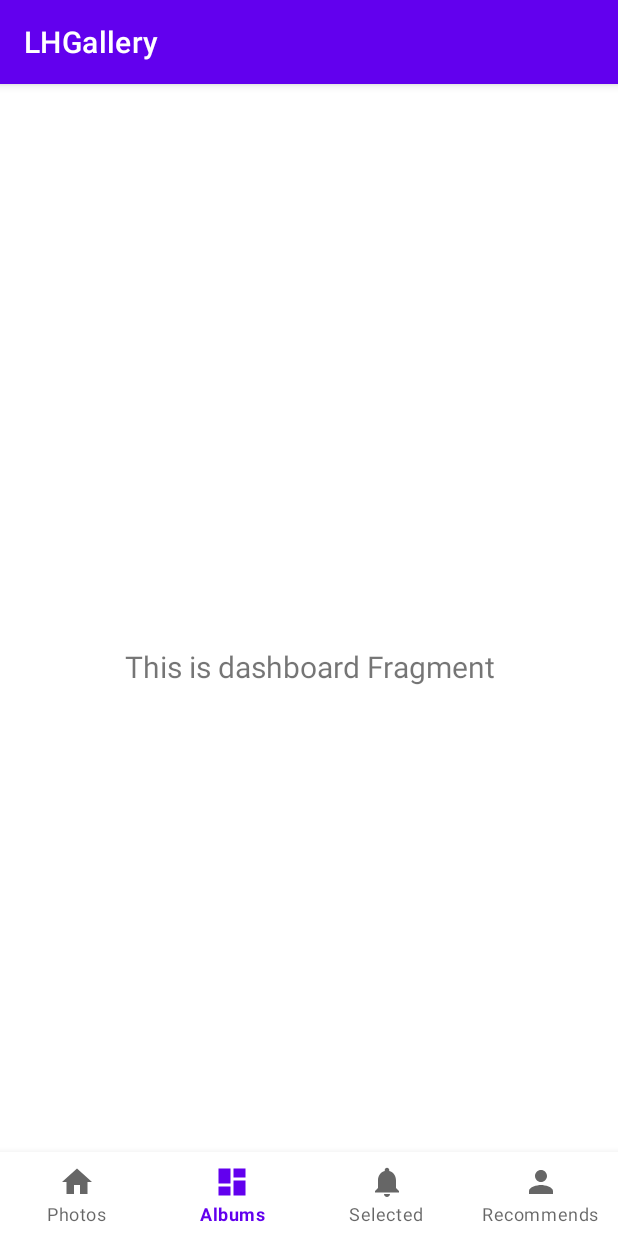
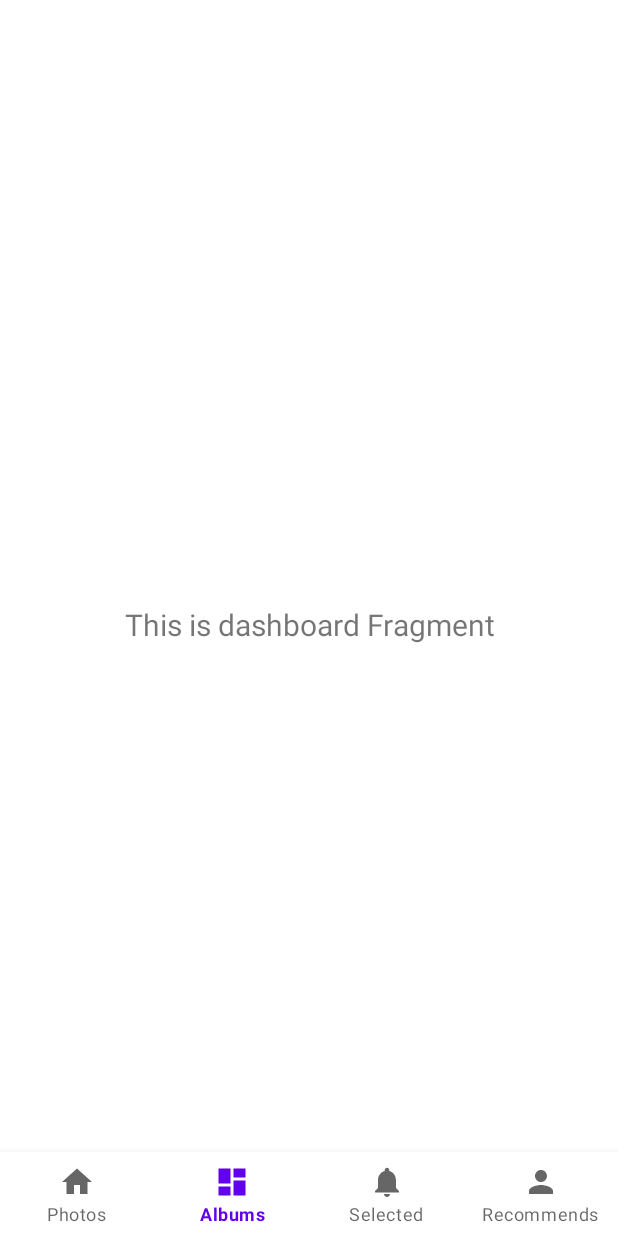
Before and after one commit to qiuzaiming/gallery, an Android app: the screen it shows after launch (MainActivity), item 2 of the bottom bar chosen, on a phone screen of 412 x 824 dp. Run offline under Robolectric (Android 15) with nearby library versions, the phone set to English and light mode, and no system bars; our stand-ins replace Dagger/Hilt's generated code, Timber.

Commit message:
remove actionBar and set statusbar color
Signed-off-by: qiuzaiming <qiuzaiming@yulong.com>

```diff
--- a/app/src/main/java/com/zaiming/android/lighthousegallery/ui/MainActivity.kt
+++ b/app/src/main/java/com/zaiming/android/lighthousegallery/ui/MainActivity.kt
@@ -1,8 +1,10 @@
 package com.zaiming.android.lighthousegallery.ui
 
+import android.graphics.Color
 import android.os.Bundle
 import androidx.activity.result.contract.ActivityResultContracts
 import androidx.appcompat.app.AppCompatActivity
+import androidx.core.view.ViewCompat
 import androidx.fragment.app.Fragment
 import androidx.lifecycle.ViewModelProvider
 import androidx.viewpager2.adapter.FragmentStateAdapter
@@ -45,8 +47,17 @@ class MainActivity : AppCompatActivity() {
         binding = ActivityMainBinding.inflate(layoutInflater)
         setContentView(binding.root)
 
+        settingWindowInset()
         initView()
         requestPermissionLauncher.launch(needRequestMultiplePermission)
+    }
+
+    private fun settingWindowInset() {
+        window.statusBarColor = Color.TRANSPARENT
+        ViewCompat.getWindowInsetsController(binding.clRoot)?.apply {
+            // change statusBar text to black color.
+            isAppearanceLightStatusBars = true
+        }
     }
 
     private fun initView() {
--- a/app/src/main/res/layout/activity_main.xml
+++ b/app/src/main/res/layout/activity_main.xml
@@ -2,7 +2,7 @@
 <androidx.constraintlayout.widget.ConstraintLayout
     xmlns:android="http://schemas.android.com/apk/res/android"
     xmlns:app="http://schemas.android.com/apk/res-auto"
-    android:id="@+id/container"
+    android:id="@+id/cl_root"
     android:layout_width="match_parent"
     android:layout_height="match_parent">
 
--- a/app/src/main/res/values-night/themes.xml
+++ b/app/src/main/res/values-night/themes.xml
@@ -1,6 +1,6 @@
 <resources xmlns:tools="http://schemas.android.com/tools">
     <!-- Base application theme. -->
-    <style name="Theme.LightHouseGallery" parent="Theme.MaterialComponents.DayNight.DarkActionBar">
+    <style name="Theme.LightHouseGallery" parent="Theme.MaterialComponents.DayNight.NoActionBar">
         <!-- Primary brand color. -->
         <item name="colorPrimary">@color/purple_200</item>
         <item name="colorPrimaryVariant">@color/purple_700</item>
--- a/app/src/main/res/values/themes.xml
+++ b/app/src/main/res/values/themes.xml
@@ -1,6 +1,6 @@
 <resources xmlns:tools="http://schemas.android.com/tools">
     <!-- Base application theme. -->
-    <style name="Theme.LightHouseGallery" parent="Theme.MaterialComponents.DayNight.DarkActionBar">
+    <style name="Theme.LightHouseGallery" parent="Theme.MaterialComponents.DayNight.NoActionBar">
         <!-- Primary brand color. -->
         <item name="colorPrimary">@color/purple_500</item>
         <item name="colorPrimaryVariant">@color/purple_700</item>
```
